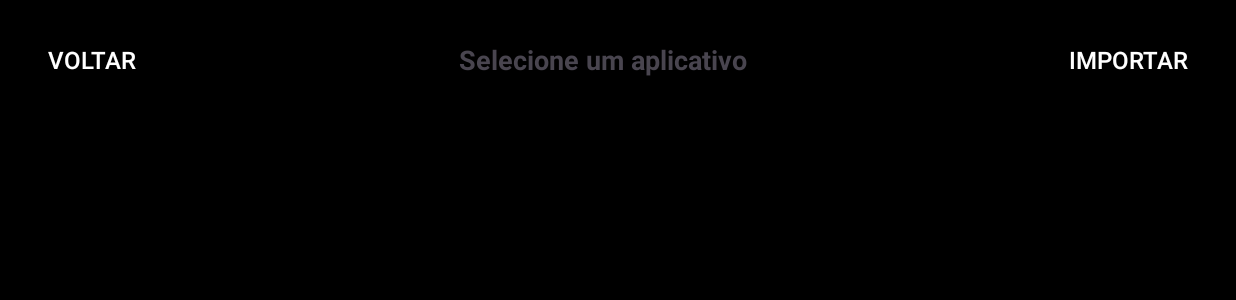
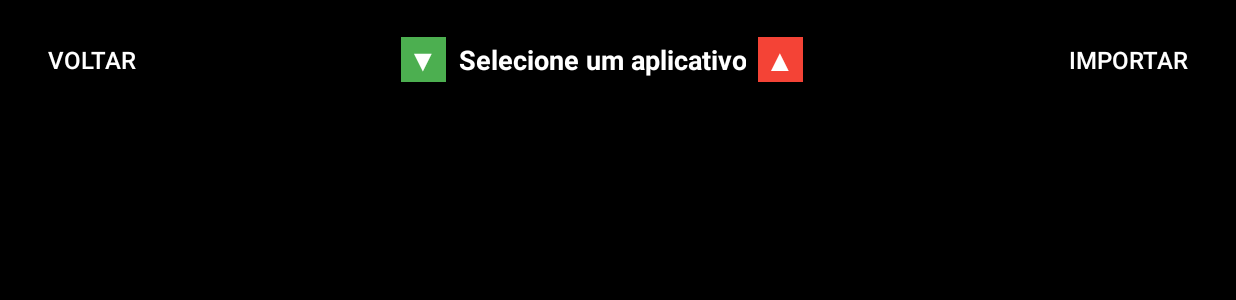
Before and after one commit to andremartinssc/TalksButtonApp, an Android app: the GameListActivity screen opened directly, with no data from a screen before it, on a phone screen of 824 x 412 dp (held sideways). Shown: the top 300 px of the screen. Run offline under Robolectric (Android 15) with nearby library versions, the phone set to English and light mode, and no system bars.

Commit message:
Melhoria de Design e funcao aplicar gamelist

```diff
--- a/app/src/main/res/layout/activity_game_list.xml
+++ b/app/src/main/res/layout/activity_game_list.xml
@@ -25,17 +25,54 @@
             android:textColor="@android:color/white"
             style="?android:attr/borderlessButtonStyle" />
 
-        <TextView
-            android:id="@+id/tv_game_list_title"
+        <View
             android:layout_width="0dp"
+            android:layout_height="0dp"
+            android:layout_weight="1" />
+
+        <LinearLayout
+            android:layout_width="wrap_content"
             android:layout_height="wrap_content"
-            android:layout_weight="1"
-            android:text="Selecione um aplicativo"
-            android:textSize="18sp"
-            android:textStyle="bold"
-            android:gravity="center"
-            android:layout_marginStart="8dp"
-            android:layout_marginEnd="8dp" />
+            android:orientation="horizontal"
+            android:gravity="center_vertical">
+
+            <TextView
+                android:layout_width="30dp"
+                android:layout_height="30dp"
+                android:background="#4CAF50"
+                android:gravity="center"
+                android:text="▼"
+                android:textColor="@android:color/white"
+                android:textSize="20sp"
+                android:layout_marginEnd="4dp" />
+
+            <TextView
+                android:id="@+id/tv_game_list_title"
+                android:layout_width="wrap_content"
+                android:layout_height="wrap_content"
+                android:gravity="center"
+                android:text="Selecione um aplicativo"
+                android:textColor="@android:color/white"
+                android:textSize="18sp"
+                android:textStyle="bold"
+                android:layout_marginStart="4dp"
+                android:layout_marginEnd="4dp" />
+
+            <TextView
+                android:layout_width="30dp"
+                android:layout_height="30dp"
+                android:background="#F44336"
+                android:gravity="center"
+                android:text="▲"
+                android:textColor="@android:color/white"
+                android:textSize="20sp"
+                android:layout_marginStart="4dp" />
+        </LinearLayout>
+
+        <View
+            android:layout_width="0dp"
+            android:layout_height="0dp"
+            android:layout_weight="1" />
 
         <Button
             android:id="@+id/btn_import"
```
Also changed, not shown: app/src/main/java/com/example/talksbutton/GameListActivity.java (+17 -0 lines), app/src/main/java/com/example/talksbutton/Select_Button.java (+67 -32 lines), app/src/main/res/layout/list_item_app.xml (+21 -8 lines).
